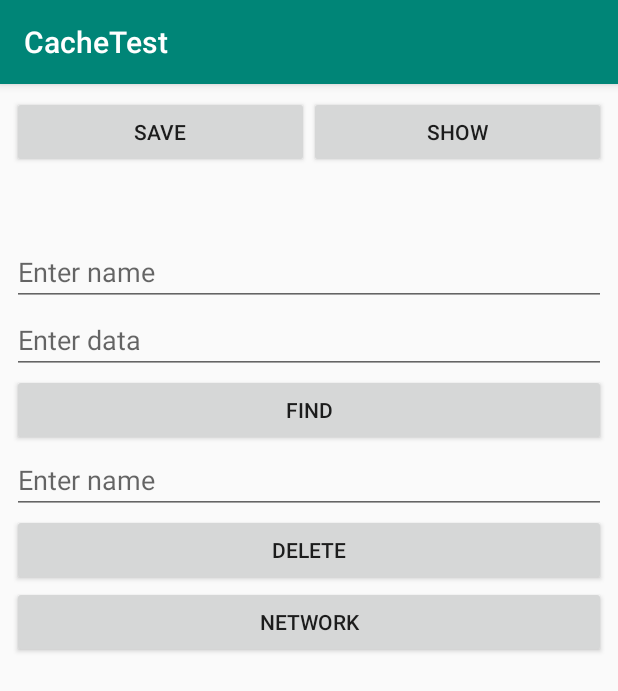
After one commit to 4nt0n64r/PUBGStats, an Android app: the fragment FirstFragment placed in its activity, on a phone screen of 412 x 824 dp. The commit adds this screen. Shown: the top 691 px of the screen. Run offline under Robolectric (Android 15) with nearby library versions, the phone set to English and light mode, and no system bars; libraries missing offline, so code that uses them is left out: com.arellomobile.mvp; 2 statements that could not run were skipped.

Commit message:
Use Fragments instead Activity

```diff
--- a/app/build.gradle
+++ b/app/build.gradle
@@ -5,7 +5,6 @@ apply plugin: 'kotlin-android'
 apply plugin: 'kotlin-android-extensions'
 
 apply plugin: 'kotlin-kapt'
-
 
 
 android {
@@ -29,7 +28,7 @@ android {
 
 dependencies {
     implementation fileTree(dir: 'libs', include: ['*.jar'])
-    implementation"org.jetbrains.kotlin:kotlin-stdlib-jdk7:$kotlin_version"
+    implementation "org.jetbrains.kotlin:kotlin-stdlib-jdk7:$kotlin_version"
     implementation 'com.android.support:appcompat-v7:28.0.0'
     implementation 'com.android.support.constraint:constraint-layout:1.1.3'
     testImplementation 'junit:junit:4.12'
--- a/app/src/main/java/com/a4nt0n64r/cahetest/ui/base/Presenter.kt
+++ b/app/src/main/java/com/a4nt0n64r/cahetest/ui/base/Presenters.kt
@@ -1,21 +1,27 @@
 package com.a4nt0n64r.cahetest.ui.base
 
-import android.widget.TextView
-import com.a4nt0n64r.cahetest.domain.repository.Repository
-import com.arellomobile.mvp.InjectViewState
 import com.arellomobile.mvp.MvpPresenter
 
 //Тут описаны события которые могут происходить (нажата кнопка, выделен элемент...)
-interface Presenter{
+interface ActivityPresenter {
+
+    fun loadFragment(fragmentId: Int)
+
+    fun onDestroy()
+}
+
+
+interface FragmentPresenter {
 
     fun onDeleteButtonWasClicked(name: String)
     fun onFindButtonWasClicked(name: String)
     fun onShowButtonWasClicked()
-    fun onSaveButtonWasClicked(name:String,data:String)
+    fun onSaveButtonWasClicked(name: String, data: String)
 
     fun onNetButtonWasClicked()
 
     fun onDestroy()
 }
 
-abstract class AbstractPresenter:MvpPresenter<View>(),Presenter
+abstract class AbstractActivityPresenter : MvpPresenter<ActivityView>(), ActivityPresenter
+abstract class AbstractFragmentPresenter : MvpPresenter<FragmentView>(),FragmentPresenter
--- a/app/src/main/java/com/a4nt0n64r/cahetest/ui/base/View.kt
+++ b/app/src/main/java/com/a4nt0n64r/cahetest/ui/base/Views.kt
@@ -1,13 +1,19 @@
 package com.a4nt0n64r.cahetest.ui.base
 
 import com.arellomobile.mvp.MvpView
-import com.arellomobile.mvp.viewstate.strategy.AddToEndSingleStrategy
+import com.arellomobile.mvp.viewstate.strategy.SingleStateStrategy
 import com.arellomobile.mvp.viewstate.strategy.StateStrategyType
 
 //функции вьюх. Всё что написано тут - то и может нарисовать вьюха, больше ничего.
-@StateStrategyType(AddToEndSingleStrategy::class)
-interface View :MvpView{
+@StateStrategyType(SingleStateStrategy::class)
+interface ActivityView : MvpView {
+    fun changeFragment(fragmentId:Int)
+}
+
+@StateStrategyType(SingleStateStrategy::class)
+interface FragmentView : MvpView {
     fun showSnackbar(msg: String)
     fun fillName(name: String)
     fun fillData(data: String)
+
 }
--- /dev/null
+++ b/app/src/main/java/com/a4nt0n64r/cahetest/ui/fragments/FirstFragment.kt
@@ -0,0 +1,70 @@
+package com.a4nt0n64r.cahetest.ui.fragments
+
+import android.os.Bundle
+import android.support.design.widget.Snackbar
+import android.view.LayoutInflater
+import android.view.View
+import android.view.ViewGroup
+import com.a4nt0n64r.cahetest.R
+import com.a4nt0n64r.cahetest.ui.base.AbstractFragmentPresenter
+import com.a4nt0n64r.cahetest.ui.base.FragmentView
+import com.arellomobile.mvp.MvpAppCompatFragment
+import com.arellomobile.mvp.presenter.InjectPresenter
+import com.arellomobile.mvp.presenter.ProvidePresenter
+import kotlinx.android.synthetic.main.activity_main.*
+import kotlinx.android.synthetic.main.fragment_first.*
+import org.koin.android.ext.android.get
+
+class FirstFragment : MvpAppCompatFragment(), FragmentView {
+
+    @InjectPresenter
+    lateinit var presenter: AbstractFragmentPresenter
+
+    @ProvidePresenter
+    fun provide(): AbstractFragmentPresenter = get()
+
+    override fun onCreateView(
+        inflater: LayoutInflater, container: ViewGroup?,
+        savedInstanceState: Bundle?
+    ): View? {
+        return inflater.inflate(R.layout.fragment_first, container, false)
+    }
+
+    override fun onViewCreated(view: View, savedInstanceState: Bundle?) {
+        super.onViewCreated(view, savedInstanceState)
+
+        show.setOnClickListener {
+            presenter.onShowButtonWasClicked()
+        }
+
+        find.setOnClickListener {
+            presenter.onFindButtonWasClicked(name_tv.text.toString())
+        }
+
+        save.setOnClickListener {
+            presenter.onSaveButtonWasClicked(name_tv.text.toString(), data_tv.text.toString())
+        }
+
+        delete.setOnClickListener {
+            presenter.onDeleteButtonWasClicked(find_or_delete_tv.text.toString())
+        }
+
+        network.setOnClickListener {
+            presenter.onNetButtonWasClicked()
+        }
+
+
+    }
+
+    override fun fillName(name: String) {
+        tv1.text = name
+    }
+
+    override fun fillData(data: String) {
+        tv2.text = data
+    }
+
+    override fun showSnackbar(msg: String) {
+        Snackbar.make(constr, msg, Snackbar.LENGTH_LONG).show()
+    }
+}
--- /dev/null
+++ b/app/src/main/res/layout/fragment_first.xml
@@ -0,0 +1,102 @@
+<?xml version="1.0" encoding="utf-8"?>
+<android.support.constraint.ConstraintLayout xmlns:android="http://schemas.android.com/apk/res/android"
+        xmlns:app="http://schemas.android.com/apk/res-auto"
+        xmlns:tools="http://schemas.android.com/tools"
+        android:id="@+id/constr"
+        android:layout_width="match_parent"
+        android:layout_height="match_parent"
+        tools:context=".ui.MainActivity">
+
+    <LinearLayout
+            android:id="@+id/linearLayout"
+            android:layout_width="match_parent"
+            android:layout_height="wrap_content"
+            android:layout_marginStart="8dp"
+            android:layout_marginTop="8dp"
+            android:layout_marginEnd="8dp"
+            android:orientation="horizontal"
+            app:layout_constraintEnd_toEndOf="parent"
+            app:layout_constraintStart_toStartOf="parent"
+            app:layout_constraintTop_toTopOf="parent">
+
+        <Button
+                android:id="@+id/save"
+                android:layout_width="wrap_content"
+                android:layout_height="wrap_content"
+                android:layout_weight="1"
+                android:text="@string/save" />
+
+        <Button
+                android:id="@+id/show"
+                android:layout_width="wrap_content"
+                android:layout_height="wrap_content"
+                android:layout_weight="1"
+                android:text="@string/show" />
+    </LinearLayout>
+
+    <LinearLayout
+            android:id="@+id/linearLayout2"
+            android:layout_width="match_parent"
+            android:layout_height="wrap_content"
+            android:layout_marginStart="8dp"
+            android:layout_marginTop="8dp"
+            android:layout_marginEnd="8dp"
+            android:orientation="vertical"
+            app:layout_constraintEnd_toEndOf="parent"
+            app:layout_constraintStart_toStartOf="parent"
+            app:layout_constraintTop_toBottomOf="@+id/linearLayout">
+
+        <TextView
+                android:id="@+id/tv1"
+                android:layout_width="match_parent"
+                android:layout_height="wrap_content" />
+
+        <TextView
+                android:id="@+id/tv2"
+                android:layout_width="match_parent"
+                android:layout_height="wrap_content" />
+
+        <EditText
+                android:id="@+id/name_tv"
+                android:layout_width="match_parent"
+                android:layout_height="wrap_content"
+                android:ems="10"
+                android:hint="@string/enter_name"
+                android:inputType="textNoSuggestions" />
+
+        <EditText
+                android:id="@+id/data_tv"
+                android:layout_width="match_parent"
+                android:layout_height="wrap_content"
+                android:ems="10"
+                android:hint="@string/enter_data"
+                android:inputType="textNoSuggestions" />
+
+        <Button
+                android:id="@+id/find"
+                android:layout_width="match_parent"
+                android:layout_height="wrap_content"
+                android:text="@string/find" />
+
+        <EditText
+                android:id="@+id/find_or_delete_tv"
+                android:layout_width="match_parent"
+                android:layout_height="wrap_content"
+                android:ems="10"
+                android:hint="@string/enter_name"
+                android:inputType="textPersonName" />
+
+        <Button
+                android:id="@+id/delete"
+                android:layout_width="match_parent"
+                android:layout_height="wrap_content"
+                android:text="@string/delete" />
+
+        <Button
+                android:id="@+id/network"
+                android:layout_width="match_parent"
+                android:layout_height="wrap_content"
+                android:text="@string/network" />
+    </LinearLayout>
+
+</android.support.constraint.ConstraintLayout>
--- a/app/src/main/res/values/strings.xml
+++ b/app/src/main/res/values/strings.xml
@@ -1,4 +1,12 @@
 <resources>
     <string name="app_name">CaсheTest</string>
     <string name="base_url">"https://raw.githubusercontent.com/4nt0n64r/CaheTest/master"</string>
+
+    <string name="save">Save</string>
+    <string name="show">Show</string>
+    <string name="enter_name">Enter name</string>
+    <string name="enter_data">Enter data</string>
+    <string name="find">Find</string>
+    <string name="delete">Delete</string>
+    <string name="network">Network</string>
 </resources>
--- a/build.gradle
+++ b/build.gradle
@@ -1,10 +1,10 @@
 // Top-level build file where you can add configuration options common to all sub-projects/modules.
 
 buildscript {
-    ext.kotlin_version = '1.3.41'
+    ext.kotlin_version = '1.3.50'
     ext {
         // SDK and tools
-        kotlin_version = '1.3.11'
+        kotlin_version = '1.3.50'
         anko_version = '0.10.8'
         gradle_version = '3.3.0'
         compilesdk_version = 28
```
Also changed, not shown: app/src/main/java/com/a4nt0n64r/cahetest/di/modules/Modules.kt (+11 -5 lines), app/src/main/java/com/a4nt0n64r/cahetest/ui/ActivityPresenterImpl.kt (added, +21 -0 lines), app/src/main/java/com/a4nt0n64r/cahetest/ui/MainActivity.kt (+24 -40 lines), app/src/main/java/com/a4nt0n64r/cahetest/ui/fragments/FragmentPresenterImpl.kt (renamed from app/src/main/java/com/a4nt0n64r/cahetest/ui/PresenterImpl.kt, +22 -31 lines), app/src/main/res/layout/activity_main.xml (+4 -94 lines).
